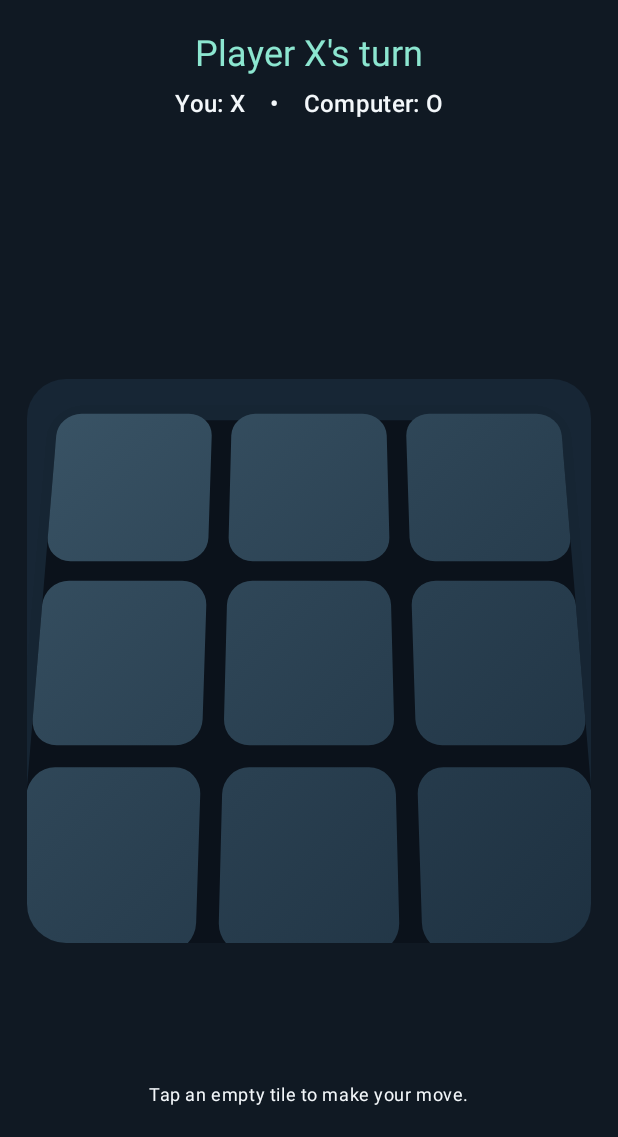
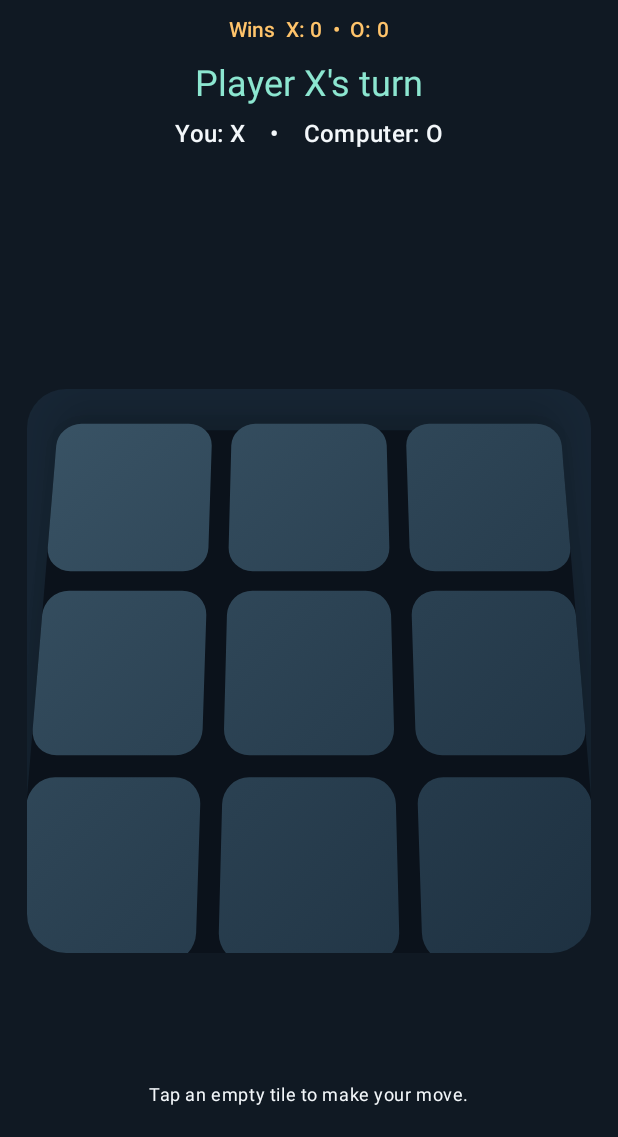
Before and after one commit to mohamedshabankasem-git/XO3D, an Android app built with Jetpack Compose: the screen it shows after launch (MainActivity), after a tap on "Play vs Computer", on a phone screen of 412 x 824 dp, the part 99-1236 px from its top. Run offline under Robolectric (Android 15) with nearby library versions, the phone set to English and light mode, and no system bars; 3 other taps on this screen came first.

Commit message:
Show player win totals during matches

```diff
--- a/app/src/main/java/com/example/xo/ui/screens/GameScreen.kt
+++ b/app/src/main/java/com/example/xo/ui/screens/GameScreen.kt
@@ -96,6 +96,11 @@ fun GameScreen(
                 }
             }
 
+            Text(
+                "Wins  X: ${state.winsX}  •  O: ${state.winsO}",
+                style = MaterialTheme.typography.labelLarge,
+                color = MaterialTheme.colorScheme.secondary
+            )
             Spacer(Modifier.height(10.dp))
             Column(
                 modifier = Modifier.fillMaxWidth(),
```
